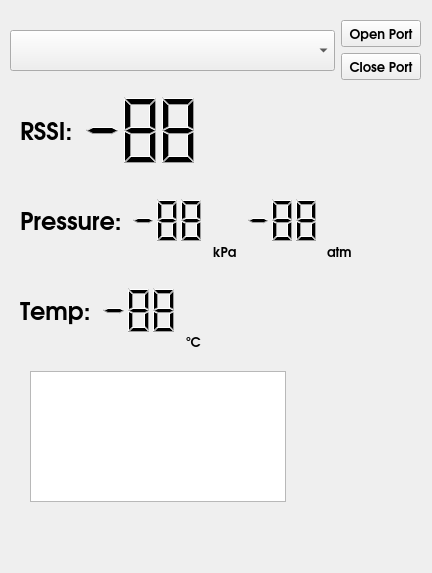
Above: groundst/groundstation/mainwindow.ui from sam-chami/norasat before the change. Below: the same form after it.
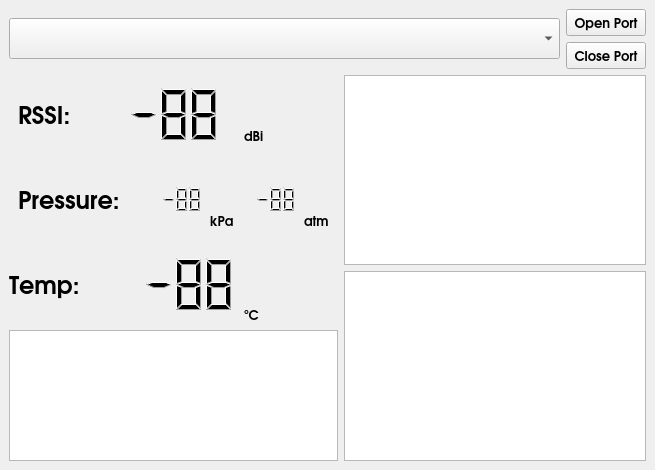
That is the form after the change. Custom widgets are drawn as their Qt base class.

```diff
--- a/groundst/groundstation/mainwindow.ui
+++ b/groundst/groundstation/mainwindow.ui
@@ -6,8 +6,8 @@
    <rect>
     <x>0</x>
     <y>0</y>
-    <width>432</width>
-    <height>573</height>
+    <width>655</width>
+    <height>470</height>
    </rect>
   </property>
   <property name="sizePolicy">
@@ -20,15 +20,93 @@
    <string>MainWindow</string>
   </property>
   <widget class="QWidget" name="centralwidget">
-   <widget class="QWidget" name="layoutWidget">
-    <property name="geometry">
-     <rect>
-      <x>20</x>
-      <y>180</y>
-      <width>332</width>
-      <height>81</height>
-     </rect>
-    </property>
+   <layout class="QGridLayout" name="gridLayout">
+    <item row="1" column="0">
+     <widget class="QWidget" name="widget" native="true">
+      <layout class="QHBoxLayout" name="horizontalLayout_2">
+       <item>
+        <widget class="QLabel" name="label">
+         <property name="font">
+          <font>
+           <family>URW Gothic</family>
+           <pointsize>18</pointsize>
+           <bold>true</bold>
+          </font>
+         </property>
+         <property name="text">
+          <string>RSSI:</string>
+         </property>
+        </widget>
+       </item>
+       <item>
+        <widget class="QLCDNumber" name="ln_rssi">
+         <property name="sizePolicy">
+          <sizepolicy hsizetype="Expanding" vsizetype="Maximum">
+           <horstretch>0</horstretch>
+           <verstretch>0</verstretch>
+          </sizepolicy>
+         </property>
+         <property name="minimumSize">
+          <size>
+           <width>58</width>
+           <height>58</height>
+          </size>
+         </property>
+         <property name="maximumSize">
+          <size>
+           <width>128</width>
+           <height>128</height>
+          </size>
+         </property>
+         <property name="frameShape">
+          <enum>QFrame::NoFrame</enum>
+         </property>
+         <property name="smallDecimalPoint">
+          <bool>false</bool>
+         </property>
+         <property name="digitCount">
+          <number>3</number>
+         </property>
+         <property name="segmentStyle">
+          <enum>QLCDNumber::Filled</enum>
+         </property>
+         <property name="value" stdset="0">
+          <double>-88.000000000000000</double>
+         </property>
+        </widget>
+       </item>
+       <item>
+        <widget class="QLabel" name="label_7">
+         <property name="font">
+          <font>
+           <family>URW Gothic</family>
+           <pointsize>10</pointsize>
+           <bold>true</bold>
+          </font>
+         </property>
+         <property name="text">
+          <string>dBi</string>
+         </property>
+         <property name="alignment">
+          <set>Qt::AlignBottom|Qt::AlignLeading|Qt::AlignLeft</set>
+         </property>
+        </widget>
+       </item>
+      </layout>
+     </widget>
+    </item>
+    <item row="1" column="1" rowspan="4">
+     <layout class="QVBoxLayout" name="verticalLayout_2">
+      <item>
+       <widget class="QChartView" name="chartTemp"/>
+      </item>
+      <item>
+       <widget class="QChartView" name="chartPressure"/>
+      </item>
+     </layout>
+    </item>
+    <item row="2" column="0">
+     <widget class="QWidget" name="widget" native="true">
     <layout class="QHBoxLayout" name="horizontalLayout_3">
      <item>
       <widget class="QLabel" name="label_2">
@@ -44,14 +122,42 @@
        </property>
       </widget>
      </item>
+       <item>
+        <spacer name="horizontalSpacer">
+         <property name="orientation">
+          <enum>Qt::Horizontal</enum>
+         </property>
+         <property name="sizeType">
+          <enum>QSizePolicy::Fixed</enum>
+         </property>
+         <property name="sizeHint" stdset="0">
+          <size>
+           <width>20</width>
+           <height>20</height>
+          </size>
+         </property>
+        </spacer>
+       </item>
      <item>
       <widget class="QLCDNumber" name="ln_kpa">
        <property name="sizePolicy">
-        <sizepolicy hsizetype="Expanding" vsizetype="Minimum">
+          <sizepolicy hsizetype="Expanding" vsizetype="Maximum">
          <horstretch>0</horstretch>
          <verstretch>0</verstretch>
         </sizepolicy>
        </property>
+         <property name="minimumSize">
+          <size>
+           <width>58</width>
+           <height>58</height>
+          </size>
+         </property>
+         <property name="maximumSize">
+          <size>
+           <width>128</width>
+           <height>128</height>
+          </size>
+         </property>
        <property name="frameShape">
         <enum>QFrame::NoFrame</enum>
        </property>
@@ -59,7 +165,7 @@
         <bool>false</bool>
        </property>
        <property name="digitCount">
-        <number>3</number>
+          <number>4</number>
        </property>
        <property name="segmentStyle">
         <enum>QLCDNumber::Filled</enum>
@@ -89,11 +195,23 @@
      <item>
       <widget class="QLCDNumber" name="ln_atm">
        <property name="sizePolicy">
-        <sizepolicy hsizetype="Expanding" vsizetype="Minimum">
+          <sizepolicy hsizetype="Expanding" vsizetype="Maximum">
          <horstretch>0</horstretch>
          <verstretch>0</verstretch>
         </sizepolicy>
        </property>
+         <property name="minimumSize">
+          <size>
+           <width>58</width>
+           <height>58</height>
+          </size>
+         </property>
+         <property name="maximumSize">
+          <size>
+           <width>128</width>
+           <height>128</height>
+          </size>
+         </property>
        <property name="frameShape">
         <enum>QFrame::NoFrame</enum>
        </property>
@@ -101,7 +219,7 @@
         <bool>false</bool>
        </property>
        <property name="digitCount">
-        <number>3</number>
+          <number>4</number>
        </property>
        <property name="segmentStyle">
         <enum>QLCDNumber::Filled</enum>
@@ -130,15 +248,8 @@
      </item>
     </layout>
    </widget>
-   <widget class="QWidget" name="layoutWidget_2">
-    <property name="geometry">
-     <rect>
-      <x>20</x>
-      <y>270</y>
-      <width>181</width>
-      <height>81</height>
-     </rect>
-    </property>
+    </item>
+    <item row="3" column="0">
     <layout class="QHBoxLayout" name="horizontalLayout_4">
      <item>
       <widget class="QLabel" name="label_3">
@@ -157,11 +268,23 @@
      <item>
       <widget class="QLCDNumber" name="ln_temp">
        <property name="sizePolicy">
-        <sizepolicy hsizetype="Expanding" vsizetype="Minimum">
+         <sizepolicy hsizetype="Expanding" vsizetype="Maximum">
          <horstretch>0</horstretch>
          <verstretch>0</verstretch>
         </sizepolicy>
        </property>
+        <property name="minimumSize">
+         <size>
+          <width>58</width>
+          <height>58</height>
+         </size>
+        </property>
+        <property name="maximumSize">
+         <size>
+          <width>128</width>
+          <height>128</height>
+         </size>
+        </property>
        <property name="frameShape">
         <enum>QFrame::NoFrame</enum>
        </property>
@@ -169,7 +292,7 @@
         <bool>false</bool>
        </property>
        <property name="digitCount">
-        <number>3</number>
+         <number>4</number>
        </property>
        <property name="segmentStyle">
         <enum>QLCDNumber::Filled</enum>
@@ -181,6 +304,12 @@
      </item>
      <item>
       <widget class="QLabel" name="label_6">
+        <property name="sizePolicy">
+         <sizepolicy hsizetype="Preferred" vsizetype="Preferred">
+          <horstretch>0</horstretch>
+          <verstretch>0</verstretch>
+         </sizepolicy>
+        </property>
        <property name="font">
         <font>
          <family>URW Gothic</family>
@@ -197,15 +326,20 @@
       </widget>
      </item>
     </layout>
-   </widget>
+    </item>
+    <item row="4" column="0">
    <widget class="QTextBrowser" name="tb_output">
-    <property name="geometry">
-     <rect>
-      <x>30</x>
-      <y>371</y>
-      <width>256</width>
-      <height>131</height>
-     </rect>
+      <property name="sizePolicy">
+       <sizepolicy hsizetype="Expanding" vsizetype="Maximum">
+        <horstretch>0</horstretch>
+        <verstretch>0</verstretch>
+       </sizepolicy>
+      </property>
+      <property name="maximumSize">
+       <size>
+        <width>16777215</width>
+        <height>132</height>
+       </size>
     </property>
     <property name="font">
      <font>
@@ -213,16 +347,12 @@
       <pointsize>12</pointsize>
      </font>
     </property>
-   </widget>
-   <widget class="QWidget" name="">
-    <property name="geometry">
-     <rect>
-      <x>10</x>
-      <y>20</y>
-      <width>411</width>
-      <height>62</height>
-     </rect>
-    </property>
+      <property name="sizeAdjustPolicy">
+       <enum>QAbstractScrollArea::AdjustIgnored</enum>
+      </property>
+     </widget>
+    </item>
+    <item row="0" column="0" colspan="2">
     <layout class="QHBoxLayout" name="horizontalLayout">
      <item>
       <widget class="QComboBox" name="cbPorts">
@@ -286,60 +416,17 @@
       </layout>
      </item>
     </layout>
-   </widget>
-   <widget class="QWidget" name="">
-    <property name="geometry">
-     <rect>
-      <x>20</x>
-      <y>90</y>
-      <width>181</width>
-      <height>81</height>
-     </rect>
-    </property>
-    <layout class="QHBoxLayout" name="horizontalLayout_2">
-     <item>
-      <widget class="QLabel" name="label">
-       <property name="font">
-        <font>
-         <family>URW Gothic</family>
-         <pointsize>18</pointsize>
-         <bold>true</bold>
-        </font>
-       </property>
-       <property name="text">
-        <string>RSSI:</string>
-       </property>
-      </widget>
-     </item>
-     <item>
-      <widget class="QLCDNumber" name="ln_rssi">
-       <property name="sizePolicy">
-        <sizepolicy hsizetype="Expanding" vsizetype="Minimum">
-         <horstretch>0</horstretch>
-         <verstretch>0</verstretch>
-        </sizepolicy>
-       </property>
-       <property name="frameShape">
-        <enum>QFrame::NoFrame</enum>
-       </property>
-       <property name="smallDecimalPoint">
-        <bool>false</bool>
-       </property>
-       <property name="digitCount">
-        <number>3</number>
-       </property>
-       <property name="segmentStyle">
-        <enum>QLCDNumber::Filled</enum>
-       </property>
-       <property name="value" stdset="0">
-        <double>-88.000000000000000</double>
-       </property>
-      </widget>
      </item>
     </layout>
    </widget>
   </widget>
- </widget>
+ <customwidgets>
+  <customwidget>
+   <class>QChartView</class>
+   <extends>QGraphicsView</extends>
+   <header>QtCharts</header>
+  </customwidget>
+ </customwidgets>
  <resources/>
  <connections/>
 </ui>
```
Lines whose indentation alone changed are shown as unchanged.
